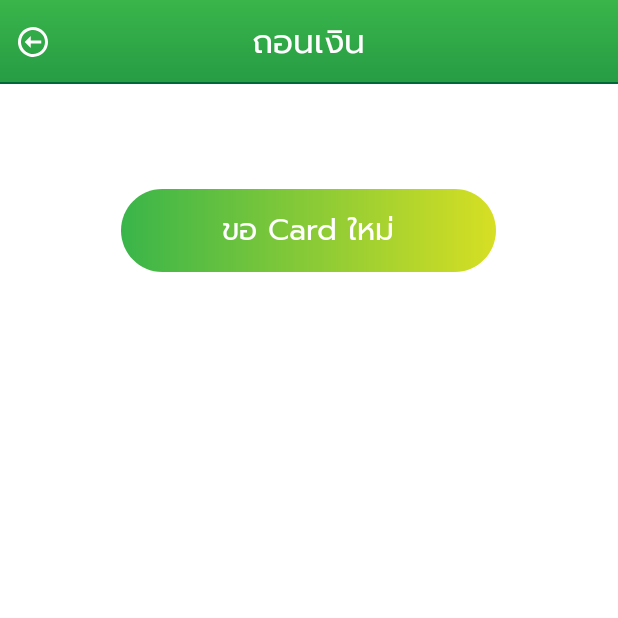
After one commit to bongkochpower/exchange-android, an Android app: the WithDrawTypeFragment screen opened directly, with no data from a screen before it, on a phone screen of 412 x 824 dp, the top half of it. The commit adds this screen. Run offline under Robolectric (Android 15) with nearby library versions, the light colour scheme and no system bars; our stand-ins replace RxJava, data binding.

Commit message:
add withdraw

```diff
--- a/app/src/main/java/com/powersoftlab/exchange_android/common/navigator/AppNavigator.kt
+++ b/app/src/main/java/com/powersoftlab/exchange_android/common/navigator/AppNavigator.kt
@@ -13,6 +13,7 @@ import com.powersoftlab.exchange_android.ui.page.main.cards.CardsActivity
 import com.powersoftlab.exchange_android.ui.page.main.exchange.ExchangeActivity
 import com.powersoftlab.exchange_android.ui.page.main.history.HistoryActivity
 import com.powersoftlab.exchange_android.ui.page.main.topup.TopUpActivity
+import com.powersoftlab.exchange_android.ui.page.main.withdraw.WithdrawActivity
 
 class AppNavigator(private val activity: Activity) {
     /*in-app*/
@@ -45,6 +46,10 @@ class AppNavigator(private val activity: Activity) {
 
     fun goToCards() {
         CardsActivity.open(activity)
+    }
+
+    fun goToWithdraw() {
+        WithdrawActivity.open(activity)
     }
 
     fun goToSettings() {
--- a/app/src/main/java/com/powersoftlab/exchange_android/ext/AppExtension.kt
+++ b/app/src/main/java/com/powersoftlab/exchange_android/ext/AppExtension.kt
@@ -131,6 +131,10 @@ fun Double.toThaiCurrencyStringFormat(): String = String.format("฿%s", toStrin
 
 fun Double.toCompactDecimalFormat() : String {
     val cdf = CompactDecimalFormat.getInstance(Locale.getDefault(), CompactDecimalFormat.CompactStyle.SHORT)
+    cdf.maximumIntegerDigits = 3
+    cdf.maximumFractionDigits = 1
+    cdf.setSignificantDigitsUsed(false)
+
     return cdf.format(this)
 }
 
--- a/app/src/main/java/com/powersoftlab/exchange_android/ui/list/viewholder/bind/MainViewHolderHelper.kt
+++ b/app/src/main/java/com/powersoftlab/exchange_android/ui/list/viewholder/bind/MainViewHolderHelper.kt
@@ -31,6 +31,7 @@ object MainViewHolderHelper {
 
                     tvTitle.text = label
                     tvMoney.text = amount?.toCompactDecimalFormat()
+
                 }
             }
         }
--- a/app/src/main/java/com/powersoftlab/exchange_android/ui/page/main/MainActivity.kt
+++ b/app/src/main/java/com/powersoftlab/exchange_android/ui/page/main/MainActivity.kt
@@ -232,6 +232,10 @@ class MainActivity : BaseActivity<ActivityMainBinding>(R.layout.activity_main) {
         AppNavigator(this).goToCards()
     }
 
+    fun gotoWithdraw() {
+        AppNavigator(this).goToWithdraw()
+    }
+
     private fun open() {
         binding.drawerLayout.openDrawer(GravityCompat.START)
     }
--- /dev/null
+++ b/app/src/main/java/com/powersoftlab/exchange_android/ui/page/main/withdraw/WithdrawActivity.kt
@@ -0,0 +1,48 @@
+package com.powersoftlab.exchange_android.ui.page.main.withdraw
+
+import android.app.Activity
+import android.content.Intent
+import androidx.core.content.ContextCompat
+import androidx.fragment.app.FragmentTransaction
+import com.powersoftlab.exchange_android.R
+import com.powersoftlab.exchange_android.databinding.ActivityCardsBinding
+import com.powersoftlab.exchange_android.databinding.ActivityWithdrawBinding
+import com.powersoftlab.exchange_android.ui.page.base.BaseActivity
+import com.powersoftlab.exchange_android.ui.page.main.cards.CardsActivity
+import com.powersoftlab.exchange_android.ui.page.main.cards.CardsFragment
+import com.powersoftlab.exchange_android.ui.page.main.withdraw.withdraw_type.WithDrawTypeFragment
+
+class WithdrawActivity : BaseActivity<ActivityWithdrawBinding>(R.layout.activity_withdraw) {
+
+    companion object {
+
+        fun open(activity: Activity) {
+            val intent = Intent(activity, WithdrawActivity::class.java).apply {
+            }
+            ContextCompat.startActivity(activity, intent, null)
+        }
+    }
+
+    override fun setUp() {
+        with(binding) {
+            replaceFragment()
+        }
+    }
+
+    override fun listener() {
+        with(binding) {
+            appBarLayout.setOnBackListener {
+                onBackPressed()
+            }
+        }
+    }
+
+    private fun replaceFragment() {
+        val fragment = WithDrawTypeFragment.newInstance()
+        val ft: FragmentTransaction = supportFragmentManager.beginTransaction()
+        ft.replace(R.id.fragment_container, fragment)
+        ft.commitNow()
+    }
+
+
+}
--- /dev/null
+++ b/app/src/main/java/com/powersoftlab/exchange_android/ui/page/main/withdraw/withdraw_type/WithDrawTypeFragment.kt
@@ -0,0 +1,23 @@
+package com.powersoftlab.exchange_android.ui.page.main.withdraw.withdraw_type
+
+import com.powersoftlab.exchange_android.R
+import com.powersoftlab.exchange_android.databinding.FragmentCardsBinding
+import com.powersoftlab.exchange_android.databinding.FragmentWithdrawTypeBinding
+import com.powersoftlab.exchange_android.ui.page.base.BaseFragment
+import com.powersoftlab.exchange_android.ui.page.main.cards.CardsFragment
+
+class WithDrawTypeFragment : BaseFragment<FragmentWithdrawTypeBinding>(R.layout.fragment_withdraw_type){
+
+    companion object{
+        fun newInstance() = WithDrawTypeFragment()
+    }
+
+    override fun setUp() {
+
+    }
+
+    override fun listener() {
+
+    }
+
+}
--- a/app/src/main/res/layout/activity_main.xml
+++ b/app/src/main/res/layout/activity_main.xml
@@ -108,7 +108,8 @@
                                 <com.powersoftlab.exchange_android.ui.widget.CircleMenu
                                     android:layout_width="wrap_content"
                                     android:layout_height="wrap_content"
-                                    android:layout_marginEnd="@dimen/margin_24dp"
+                                    android:onClick="@{() -> activity.gotoWithdraw()}"
+
                                     app:iconSrc="@drawable/selector_topup"
                                     app:menuTitle="@string/title_main_withdraw" />
 
--- /dev/null
+++ b/app/src/main/res/layout/activity_withdraw.xml
@@ -0,0 +1,35 @@
+<?xml version="1.0" encoding="utf-8"?>
+<layout xmlns:android="http://schemas.android.com/apk/res/android"
+    xmlns:app="http://schemas.android.com/apk/res-auto"
+    xmlns:tools="http://schemas.android.com/tools">
+
+    <data>
+
+    </data>
+
+    <androidx.constraintlayout.widget.ConstraintLayout
+        android:layout_width="match_parent"
+        android:layout_height="match_parent"
+        tools:context=".ui.page.main.withdraw.WithdrawActivity">
+
+        <com.powersoftlab.exchange_android.ui.widget.AppToolbar
+            android:id="@+id/app_bar_layout"
+            android:layout_width="match_parent"
+            android:layout_height="?attr/actionBarSize"
+            app:elevation="@dimen/zero"
+            app:title="@string/title_main_withdraw"
+            android:background="@drawable/bg_toolbar"
+            app:iconBackSrc="@drawable/icon_back"
+            app:layout_constraintTop_toTopOf="parent">
+
+        </com.powersoftlab.exchange_android.ui.widget.AppToolbar>
+
+        <androidx.fragment.app.FragmentContainerView
+            android:id="@+id/fragment_container"
+            app:layout_constraintBottom_toBottomOf="parent"
+            app:layout_constraintTop_toBottomOf="@id/app_bar_layout"
+            android:layout_width="match_parent"
+            android:layout_height="0dp"/>
+
+    </androidx.constraintlayout.widget.ConstraintLayout>
+</layout>
--- /dev/null
+++ b/app/src/main/res/layout/fragment_withdraw_type.xml
@@ -0,0 +1,32 @@
+<?xml version="1.0" encoding="utf-8"?>
+<layout xmlns:android="http://schemas.android.com/apk/res/android"
+    xmlns:app="http://schemas.android.com/apk/res-auto"
+    xmlns:tools="http://schemas.android.com/tools">
+
+    <data>
+
+    </data>
+
+    <LinearLayout
+        android:layout_width="match_parent"
+        android:layout_height="match_parent"
+        android:layout_marginTop="@dimen/margin_40dp"
+        android:orientation="vertical">
+
+
+        <androidx.appcompat.widget.AppCompatButton
+            android:id="@+id/btn_req_new_card"
+            style="@style/TextViewRegularPlus"
+            android:layout_width="wrap_content"
+            android:layout_height="wrap_content"
+            android:layout_gravity="center_horizontal"
+            android:layout_marginTop="@dimen/margin_30dp"
+            android:background="@drawable/bg_confirm"
+            android:textAllCaps="false"
+            android:text="@string/button_request_new_card"
+            android:textColor="@color/white" />
+
+
+    </LinearLayout>
+
+</layout>
```
Also changed, not shown: app/src/main/AndroidManifest.xml (+15 -17 lines).
